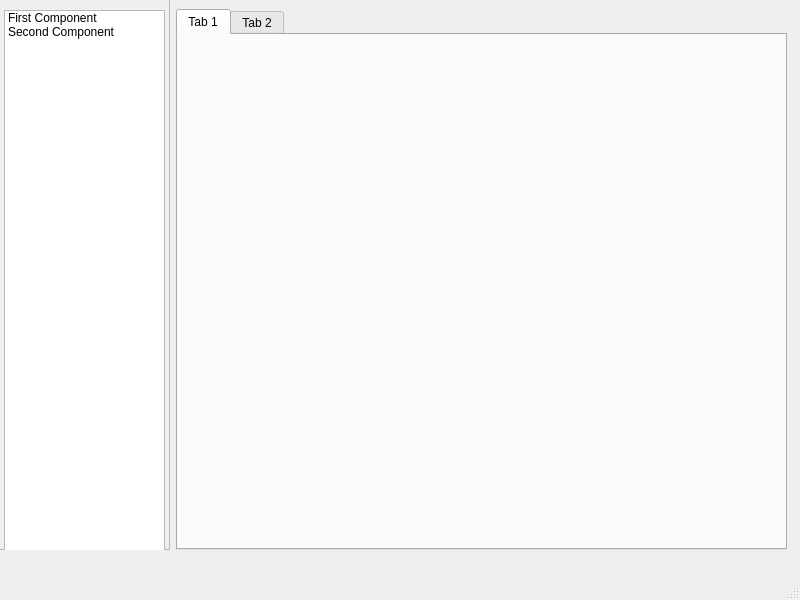
This is mainwindow.ui in WebDesignbyTM/CAN_simulator as Qt 5 draws it before an edit. The edited form follows.
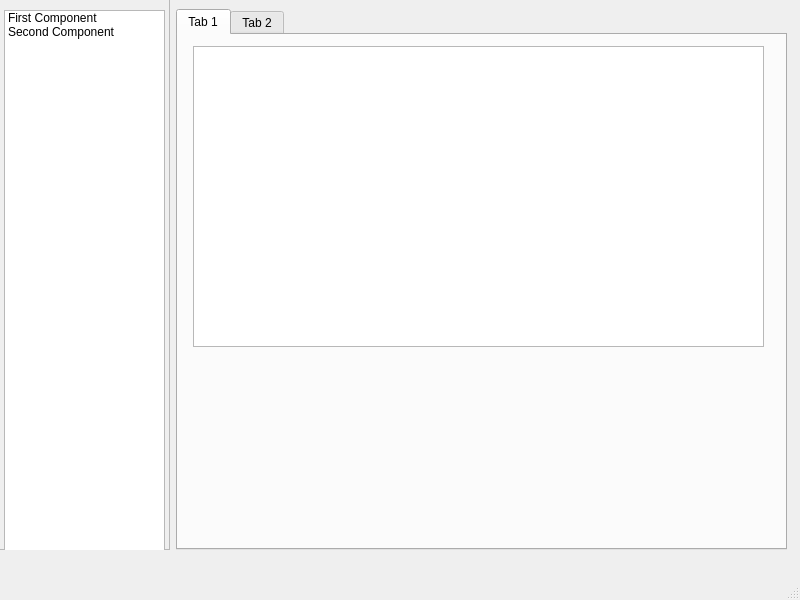
This is the edited form.

Commit message: Finished the implementation of the CommunicationFrame class

Patch:
```diff
--- a/mainwindow.ui
+++ b/mainwindow.ui
@@ -63,6 +63,16 @@
      <attribute name="title">
       <string>Tab 1</string>
      </attribute>
+     <widget class="QTextBrowser" name="textBrowser">
+      <property name="geometry">
+       <rect>
+        <x>15</x>
+        <y>11</y>
+        <width>571</width>
+        <height>301</height>
+       </rect>
+      </property>
+     </widget>
     </widget>
     <widget class="QWidget" name="tab_2">
      <attribute name="title">
```
Left out of the diff: 3 changed lines with no effect on the pictures. The commit also changes 6 other files.
